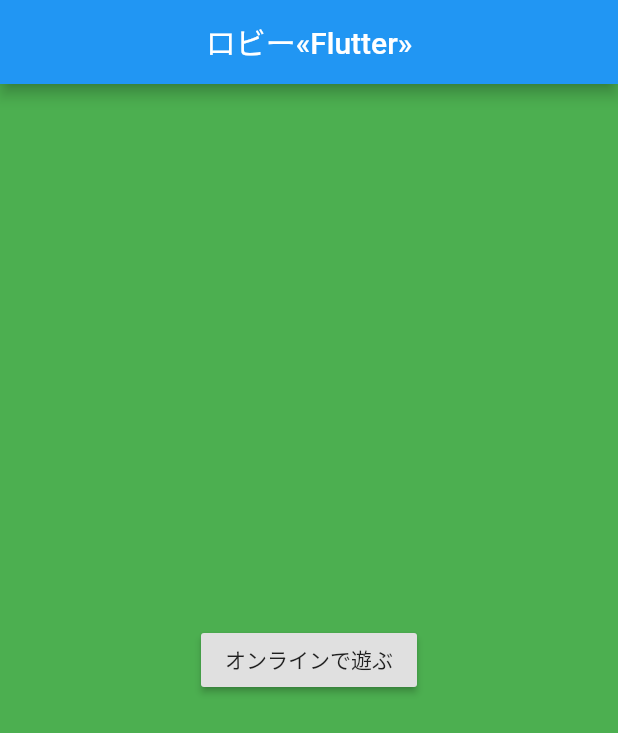
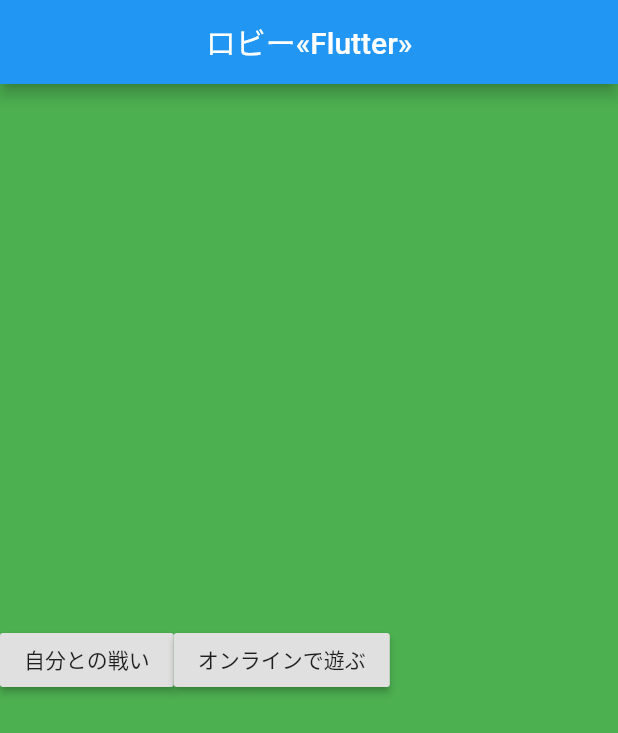
Before and after one commit to Fukase-Takamasa/InabaFlippingCardGame-Flutter, a Flutter app: the screen it shows after launch, on a phone screen of 412 x 824 dp. Shown: the top 733 px of the screen. Run offline on Flutter 3.47's test engine with Material 2 defaults, Android fonts, the phone set to English and light mode, and no system bars; our stand-ins replace cloud_firestore; accounts and stored records are empty.

Commit message:
main.dartのロビー画面に、自分との戦い画面への遷移を記述　ボタンを2つに増やした

```diff
--- a/lib/main.dart
+++ b/lib/main.dart
@@ -1,6 +1,7 @@
 import 'package:flutter/foundation.dart';
 import 'package:flutter/material.dart';
 import 'playGameFirestoreOnlinePage.dart';
+import 'playGameFightWithYourSelfPage.dart';
 
 void main() => runApp(MyApp());
 
@@ -17,6 +18,7 @@ class MyApp extends StatelessWidget {
       home: MyHomePage(title: 'ロビー«Flutter»'),
       routes: {
         '/playGameFirestoreOnline': (BuildContext context) =>  PlayGameFirestoreOnlinePage(title: 'FirestoreOnline'),
+        '/PlayGameFightWithYourSelf': (BuildContext context) => PlayGameFightWithYourSelfPage(title: 'FightWithYourSelf'),
       },
     );
   }
@@ -46,11 +48,25 @@ class _MyHomePageState extends State<MyHomePage> {
         title: Text(widget.title)
       ),
       body: Center(
-        child: RaisedButton(
-          child: Text("オンラインで遊ぶ"),
-          onPressed: () =>  //MyAppのところでroutesに記述したIdentifierを下に遷移
-            Navigator.of(context).pushNamed("/playGameFirestoreOnline"),
-        ),
+        child: Row(
+          children: <Widget>[
+            RaisedButton(
+              child: Text("自分との戦い"),
+              onPressed: () =>  //MyAppのところでroutesに記述したIdentifierを元に遷移
+                  Navigator.of(context).pushNamed("/PlayGameFightWithYourSelf"),
+            ),
+            RaisedButton(
+              child: Text("オンラインで遊ぶ"),
+              onPressed: () =>  //MyAppのところでroutesに記述したIdentifierを元に遷移
+                  Navigator.of(context).pushNamed("/playGameFirestoreOnline"),
+            ),
+          ],
+        )
+//        RaisedButton(
+//          child: Text("オンラインで遊ぶ"),
+//          onPressed: () =>  //MyAppのところでroutesに記述したIdentifierを下に遷移
+//            Navigator.of(context).pushNamed("/playGameFirestoreOnline"),
+//        ),
       ),
     );
   }
```
